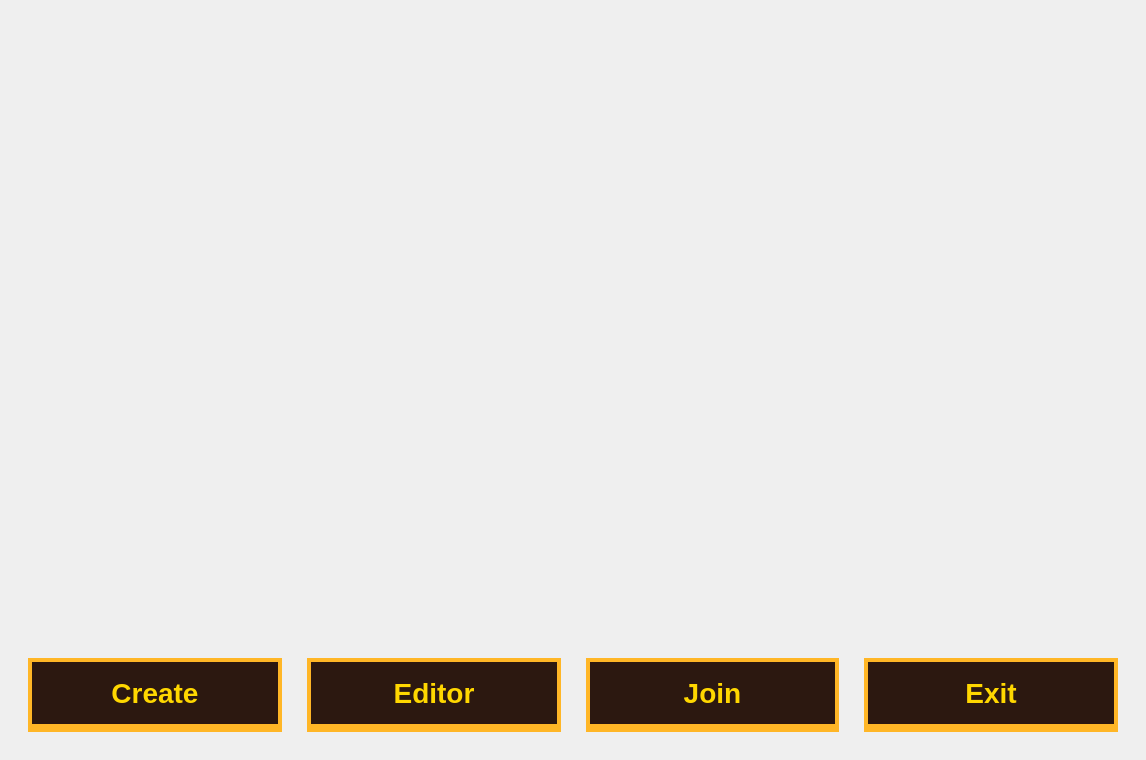
Before: the Qt Designer form client/ui/mainwindow.ui in Nicoezg/Duck-Game-Remake, drawn with Qt 5.
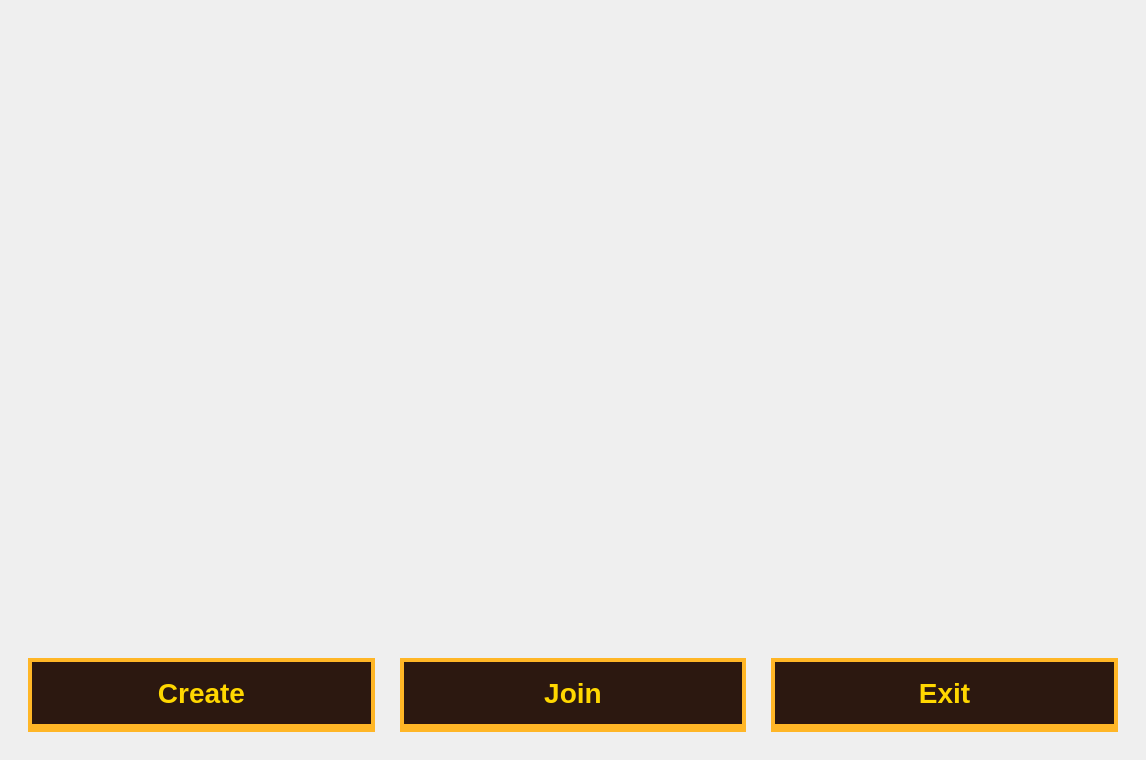
After: the same form once the commit is applied. The open tabs and pages were chosen to show the change. Icons and pictures are not drawn.

Commit message: feat(editor):Editor separado del cliente

Diff of the .ui file:
```diff
--- a/client/ui/mainwindow.ui
+++ b/client/ui/mainwindow.ui
@@ -139,13 +139,6 @@
             </property>
            </widget>
           </item>
-          <item>
-           <widget class="QPushButton" name="EditorButton">
-            <property name="text">
-             <string>Editor</string>
-            </property>
-           </widget>
-          </item>
           <item>
            <widget class="QPushButton" name="Join">
             <property name="text">
```
Left out of the diff: 2 changed lines with no effect on the pictures. The commit also changes 26 other files.
